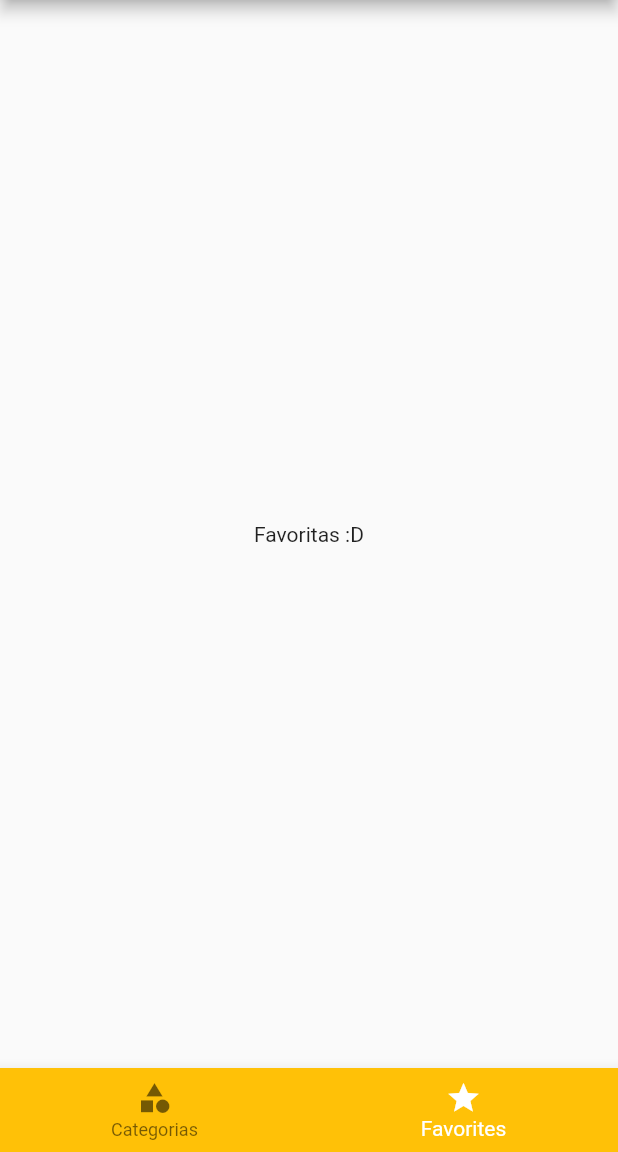
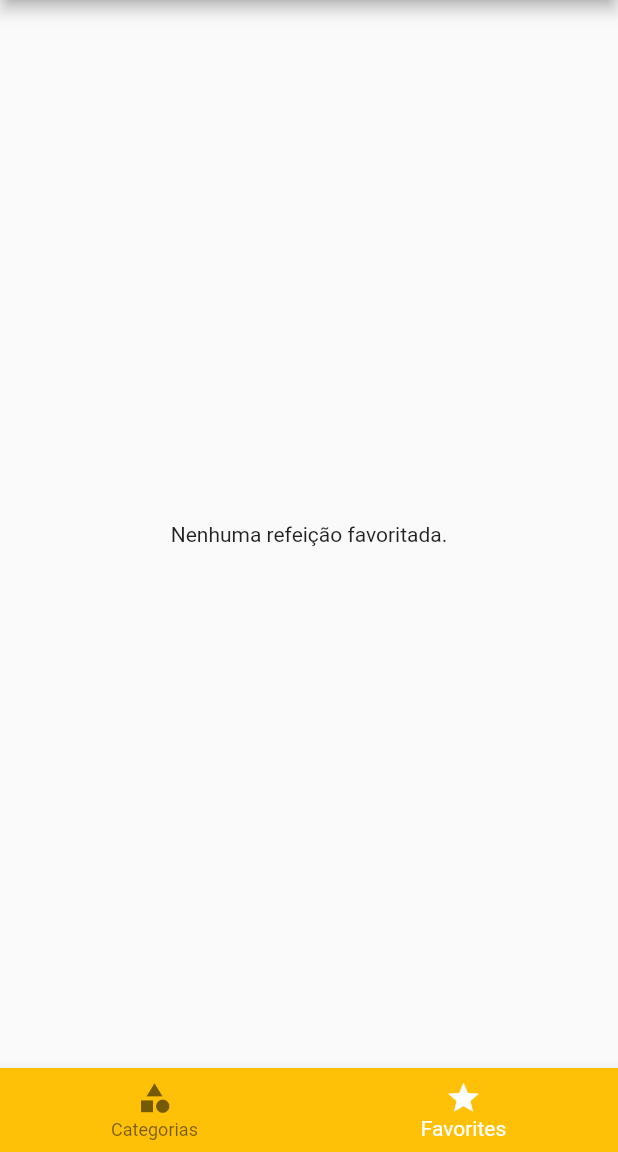
Before and after one commit to Rod1Andrade/Meals, a Flutter app: the screen it shows after launch, item 2 of the bottom bar chosen, on a phone screen of 412 x 824 dp, the part 84-1236 px from its top. Run offline on Flutter 3.47's test engine with Material 2 defaults, Android fonts, the phone set to English and light mode, and no system bars.

Commit message:
UPDATE - Favorite button works

```diff
--- a/app/lib/main.dart
+++ b/app/lib/main.dart
@@ -24,6 +24,9 @@ class _MealsState extends State<Meals> {
   // Lista de dados
   List<MealModel> _avaliableMeals = DUMMY_MEALS;
 
+  // Comidas Favoritas
+  List<MealModel> _favoriteMeals = [];
+
   // Modelo de configuracao
   SettingsModel _settingsModel = SettingsModel();
 
@@ -31,7 +34,8 @@ class _MealsState extends State<Meals> {
   void _applyFilters(SettingsModel settingsModel) {
     setState(() {
       _avaliableMeals = DUMMY_MEALS.where((mealModel) {
-        bool filterGluten = settingsModel.isGlutenFree && !mealModel.isGlutenFree;
+        bool filterGluten =
+            settingsModel.isGlutenFree && !mealModel.isGlutenFree;
         bool filterLactose =
             settingsModel.isLactoseFree && !mealModel.isLactoseFree;
         bool filterVegetarian =
@@ -45,6 +49,17 @@ class _MealsState extends State<Meals> {
     });
   }
 
+  void _onFavorited(MealModel mealModel) {
+    setState(() {
+      _favoriteMeals.contains(mealModel) ? _favoriteMeals.remove(mealModel) :
+          _favoriteMeals.add(mealModel);
+    });
+  }
+
+  bool _isFavorited(MealModel mealModel) {
+    return _favoriteMeals.contains(mealModel);
+  }
+
   @override
   Widget build(BuildContext context) {
     return MaterialApp(
@@ -53,11 +68,14 @@ class _MealsState extends State<Meals> {
       title: AppMessages.APP_TITLE,
       initialRoute: AppRoutes.HOME,
       routes: {
-        AppRoutes.HOME: (context) => HomeScreen(),
+        AppRoutes.HOME: (context) => HomeScreen(favoriteMeals: _favoriteMeals),
         AppRoutes.CATEGORY_MEAL: (context) => CategoryMealScreen(
               meals: _avaliableMeals,
             ),
-        AppRoutes.MEAL_DETAIL: (context) => MealDetailScreen(),
+        AppRoutes.MEAL_DETAIL: (context) => MealDetailScreen(
+          isFavorite: _isFavorited,
+          onFavorited: _onFavorited,
+        ),
         AppRoutes.SETTINGS: (context) => SettingScreen(
               settingsModel: _settingsModel,
               applyChanges: _applyFilters,
--- a/app/lib/screens/favorite_meals_screen.dart
+++ b/app/lib/screens/favorite_meals_screen.dart
@@ -1,3 +1,6 @@
+import 'package:app/models/meal_model.dart';
+import 'package:app/utils/app_messages.dart';
+import 'package:app/widgets/meal_item.dart';
 import 'package:flutter/material.dart';
 
 /// Tela das refeicoes favoritas
@@ -6,12 +9,20 @@ import 'package:flutter/material.dart';
 /// @since 25/05/2021
 class FavoritesMealScreen extends StatelessWidget{
 
-  const FavoritesMealScreen();
+  final List<MealModel> favoriteMeals;
+
+  const FavoritesMealScreen({this.favoriteMeals});
 
   @override
   Widget build(BuildContext context) {
-    return Center(
-      child: Text('Favoritas :D'),
+    return  favoriteMeals.isEmpty ? Center(
+      child: Text(AppMessages.MESSAGE_NO_MEALS_FAVORITED),
+    ) : ListView.builder(
+      itemCount: favoriteMeals.length,
+      itemBuilder: (context, index) {
+        MealModel mealModel = favoriteMeals[index];
+        return MealItem(mealModel);
+      },
     );
   }
 
--- a/app/lib/screens/home_screen.dart
+++ b/app/lib/screens/home_screen.dart
@@ -1,3 +1,4 @@
+import 'package:app/models/meal_model.dart';
 import 'package:app/screens/categories_screen.dart';
 import 'package:app/screens/favorite_meals_screen.dart';
 import 'package:app/utils/app_messages.dart';
@@ -10,7 +11,9 @@ import 'package:flutter/material.dart';
 /// @author Rodrigo Andrade
 /// @since 25/05/2021
 class HomeScreen extends StatefulWidget {
-  const HomeScreen({Key key}) : super(key: key);
+  final List<MealModel> favoriteMeals;
+
+  const HomeScreen({this.favoriteMeals});
 
   @override
   _HomeScreenState createState() => _HomeScreenState();
@@ -25,10 +28,17 @@ class _HomeScreenState extends State<HomeScreen> {
   ];
 
   // Widgets Opicionais com base na appbar
-  static const List<Widget> _widgetOptions = const [
-    CategoriesScreen(),
-    FavoritesMealScreen(),
-  ];
+  List<Widget> _widgetOptions = [];
+
+  @override
+  void initState() {
+    super.initState();
+    // Widgets TabView
+    _widgetOptions = [
+      CategoriesScreen(),
+      FavoritesMealScreen(favoriteMeals: widget.favoriteMeals),
+    ];
+  }
 
   void _onItemTapped(int index) {
     setState(() {
--- a/app/lib/utils/app_messages.dart
+++ b/app/lib/utils/app_messages.dart
@@ -29,4 +29,6 @@ class AppMessages {
   static const String SUBTITLE_VEGETARIAN = 'Refeições vegetarianas.';
   static const String SUBTITLE_VEGAN = 'Refeições veganas.';
 
+  static const String MESSAGE_NO_MEALS_FAVORITED =
+      'Nenhuma refeição favoritada.';
 }
```
Also changed, not shown: app/lib/screens/meal_detail_screen.dart (+16 -2 lines).
